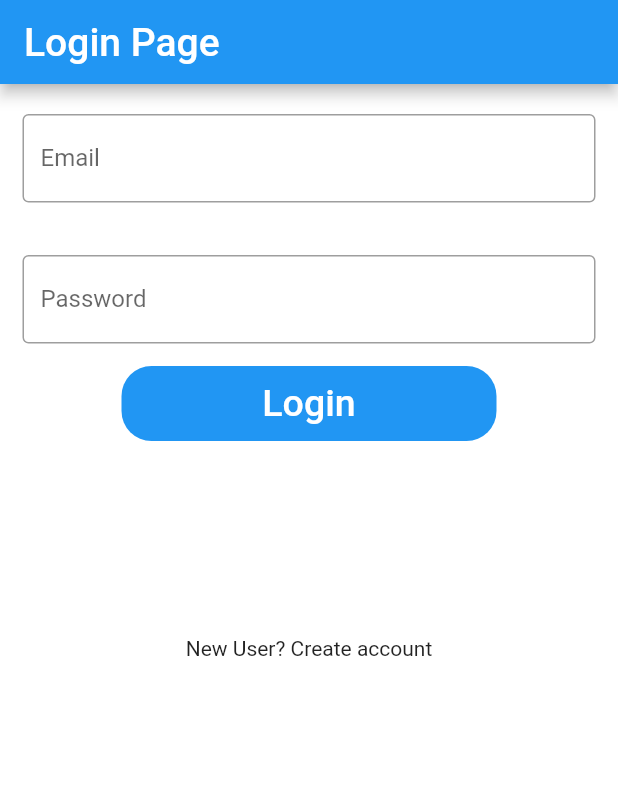
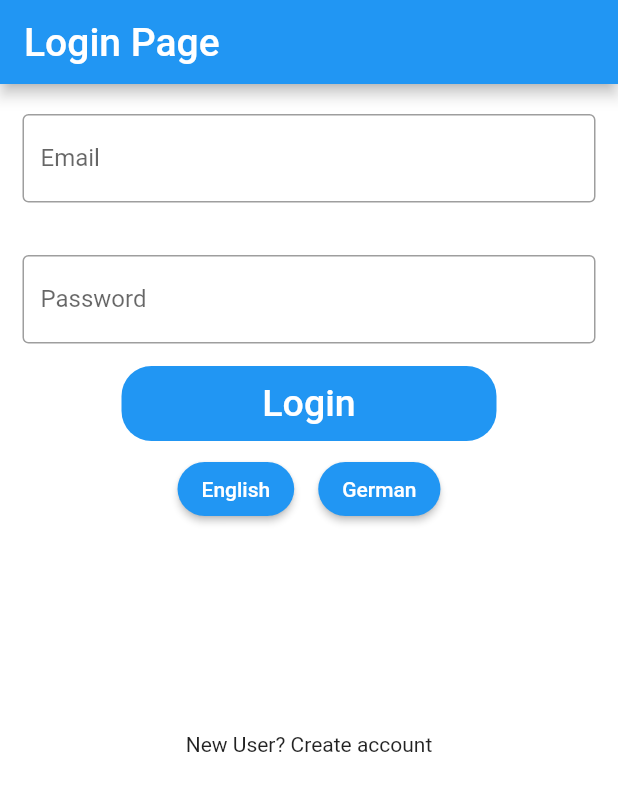
Before and after one commit to Jannes-dev/pruefungsleistung2, a Flutter app: the screen it shows after launch, on a phone screen of 412 x 824 dp. Shown: the top 791 px of the screen. Run offline on Flutter 3.47's test engine with Material 2 defaults, Android fonts, the phone set to English and light mode, and no system bars; our stand-ins replace get.

Commit message:
Übersetzungen und alte Funktionen

```diff
--- /dev/null
+++ b/lib/view/LocaleString.dart
@@ -0,0 +1,41 @@
+import 'package:get/get.dart';
+
+class LocalString extends Translations {
+
+
+  @override
+  // TODO: implement keys
+  Map<String, Map<String, String>> get keys =>
+      {
+        //ENGLISH
+        'de_DE': {
+          'New User? Create account': 'Neuer Nutzer? Account erstellen',
+          'English' : 'Englisch',
+          'German' : 'Deutsch',
+          'Week' : 'Woche',
+          'Weekly schedule' : 'Wochenplan',
+          'Delete week' : 'Woche entfernen',
+          'cancel' : 'abbrechen',
+          'submit' : 'bestätigen',
+          'Monday' : 'Montag',
+          'Tuesday' : 'Dienstag',
+          'Wednesday' : 'Mittwoch',
+          'Thursday' : 'Donnerstag',
+          'Friday' : 'Freitag',
+          'Instructor:' : 'Trainer',
+          'Duration:' : 'Dauer',
+          'Goals:' : 'Ziele',
+          'stretch' : 'dehnen',
+          'strength' : 'stärke',
+          'stamina' : 'ausdauer',
+          'fun' : 'spaß',
+          'core stability' : 'stabilität',
+          'relax' : 'entspannung',
+          'minutes' : 'Minuten',
+
+
+
+
+
+        }};
+}
--- a/lib/view/login.dart
+++ b/lib/view/login.dart
@@ -1,5 +1,6 @@
 import 'package:flutter/material.dart';
 
+import 'package:get/get.dart';
 import '../structure/Account.dart';
 import 'HomePage.dart';
 
@@ -29,7 +30,7 @@ class _LoginState extends State<Login> {
       backgroundColor: Colors.white,
       appBar: AppBar(
         title: Text(
-          "Login Page",
+          "Login Page".tr,
           style: TextStyle(fontSize: 26),
         ),
       ),
@@ -47,14 +48,14 @@ class _LoginState extends State<Login> {
                   enableSuggestions: false,
                   validator: (value) {
                     if (value!.isEmpty || !value.contains('@')) {
-                      return 'Please enter Valid email address!';
+                      return 'Please enter Valid email address!'.tr;
                     }
                     return null;
                   },
                   decoration: InputDecoration(
                       border: OutlineInputBorder(),
                       labelText: 'Email',
-                      hintText: 'Enter valid email id as abs@email.com'),
+                      hintText: 'Enter valid email id as abs@email.com'.tr),
                   onSaved: (value) {
                     _userEmail = value!;
                   },
@@ -67,14 +68,14 @@ class _LoginState extends State<Login> {
                   key: ValueKey('password'),
                   validator: (String? value) {
                     return (value != null && value.contains('@'))
-                        ? 'Do not use the @ char.'
+                        ? 'Do not use the @ char.'.tr
                         : null;
                   },
                   obscureText: true,
                   decoration: InputDecoration(
                     border: OutlineInputBorder(),
-                    labelText: 'Password',
-                    hintText: 'Enter secure password',
+                    labelText: 'Password'.tr,
+                    hintText: 'Enter secure password'.tr,
                   ),
                   onSaved: (value) {
                     _userPassword = value!;
@@ -87,7 +88,7 @@ class _LoginState extends State<Login> {
                   padding: EdgeInsets.only(
                       left: 15.0, right: 15.0, top: 15.0, bottom: 15),
                   child: Text(
-                    'Wrong username or password',
+                    'Wrong username or password'.tr,
                     style: TextStyle(color: Colors.red),
                   ),
                 ),
@@ -115,15 +116,50 @@ class _LoginState extends State<Login> {
                     }
                   },
                   child: Text(
-                    'Login',
+                    'Login'.tr,
                     style: TextStyle(color: Colors.white, fontSize: 25),
                   ),
                 ),
               ),
+             Row(
+                  mainAxisAlignment: MainAxisAlignment.center,
+                  crossAxisAlignment: CrossAxisAlignment.center,
+                  children: [
+                    Padding(
+                      padding: const EdgeInsets.all(8.0),
+                      child: ElevatedButton(
+                          style: ButtonStyle(
+                              shape: MaterialStateProperty.all<
+                                  RoundedRectangleBorder>(
+                                  RoundedRectangleBorder(
+                                      borderRadius:
+                                      BorderRadius.circular(18.0)))),
+                          onPressed: () {
+                            var locale = Locale('en', 'US');
+                            Get.updateLocale(locale);
+                          },
+                          child: Text('English'.tr)),
+                    ),
+                    Padding(
+                      padding: const EdgeInsets.all(8.0),
+                      child: ElevatedButton(
+                          style: ButtonStyle(
+                              shape: MaterialStateProperty.all<
+                                  RoundedRectangleBorder>(
+                                  RoundedRectangleBorder(
+                                      borderRadius:
+                                      BorderRadius.circular(18.0)))),
+                          onPressed: () {
+                            var locale = Locale('de', 'DE');
+                            Get.updateLocale(locale);
+                          },
+                          child: Text('German'.tr)),
+                    ),
+                  ]),
               SizedBox(
                 height: 130,
               ),
-              Text('New User? Create account'),
+              Text('New User? Create account'.tr),
             ],
           ),
         ),
--- a/lib/view/main.dart
+++ b/lib/view/main.dart
@@ -1,5 +1,6 @@
 import 'package:flutter/material.dart';
-
+import 'package:get/get.dart';
+import 'LocaleString.dart';
 import 'login.dart';
 
 void main() {
@@ -13,7 +14,9 @@ class MyApp extends StatelessWidget {
 
   @override
   Widget build(BuildContext context) {
-    return MaterialApp(
+    return GetMaterialApp(
+      translations: LocalString(),
+      locale: Locale('en', 'US'),
       home: Login(),
     );
   }
--- a/pubspec.yaml
+++ b/pubspec.yaml
@@ -31,11 +31,13 @@ environment:
 dependencies:
   flutter:
     sdk: flutter
-
+  flutter_localizations:
+    sdk: flutter
 
   # The following adds the Cupertino Icons font to your application.
   # Use with the CupertinoIcons class for iOS style icons.
   cupertino_icons: ^1.0.2
+  get:
 
 dev_dependencies:
   flutter_test:
```
Also changed, not shown: lib/structure/weekday.dart (+7 -5 lines), lib/view/HomePage.dart (+8 -45 lines), lib/view/WeeklyCoursePlanView.dart (+23 -23 lines), pubspec.lock.
